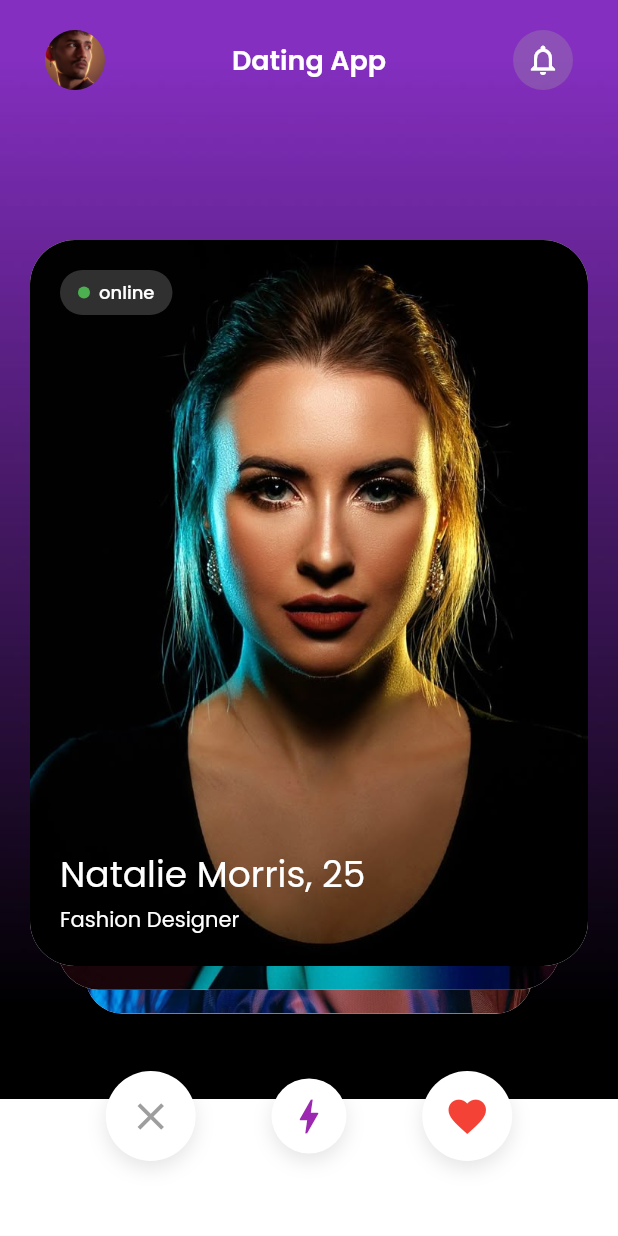
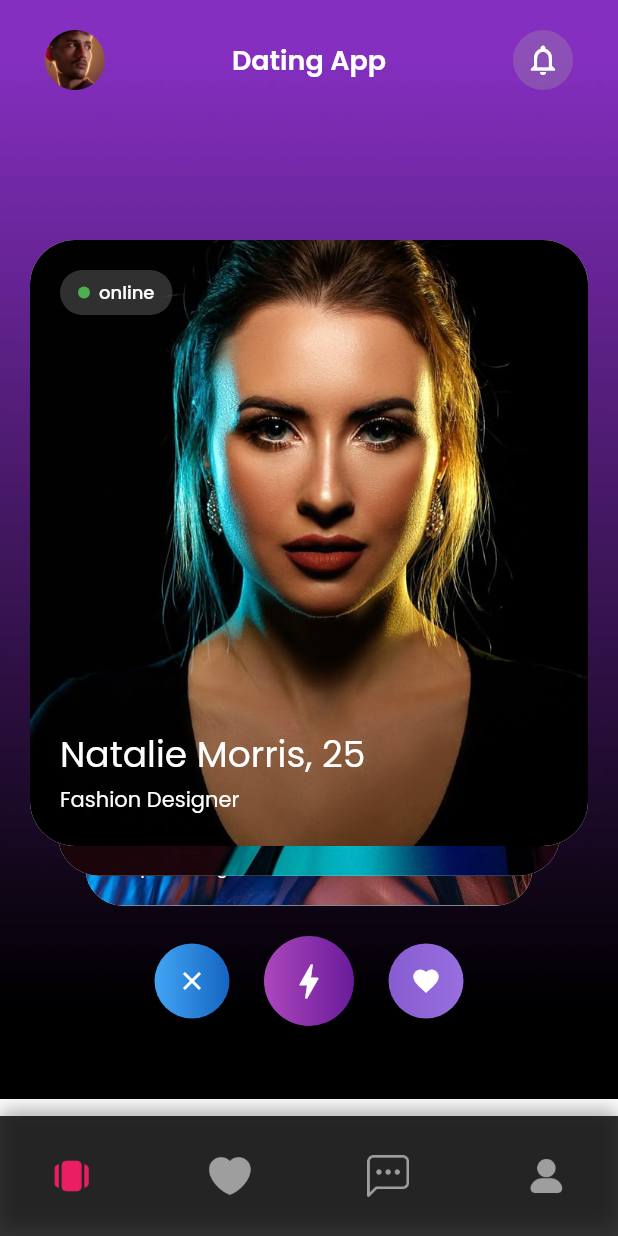
Before and after one commit to hipihapa/sw-dating-app, a Flutter app: the screen it shows after launch, on a phone screen of 412 x 824 dp. Run offline on Flutter 3.47's test engine with Material 3 defaults, Android fonts, the phone set to English and light mode, and no system bars; drawn by our look-alikes of flutter_card_swiper; our stand-ins replace google_fonts.

Commit message:
feat: Implement bottom navigation bar with a new Favorites screen and updated Home screen UI.

```diff
--- a/lib/screens/home_screen.dart
+++ b/lib/screens/home_screen.dart
@@ -4,9 +4,18 @@ import 'package:google_fonts/google_fonts.dart';
 import 'package:sw_dating_app/constants/profile_constants.dart';
 import 'package:sw_dating_app/resources/resources.dart';
 import 'package:sw_dating_app/widgets/profile_card.dart';
+import 'package:sw_dating_app/widgets/nav_bar_item.dart';
+import 'package:sw_dating_app/screens/favorites_screen.dart';
 
-class HomeScreen extends StatelessWidget {
+class HomeScreen extends StatefulWidget {
   const HomeScreen({super.key});
+
+  @override
+  State<HomeScreen> createState() => _HomeScreenState();
+}
+
+class _HomeScreenState extends State<HomeScreen> {
+  int _selectedIndex = 0;
 
   @override
   Widget build(BuildContext context) {
@@ -63,7 +72,7 @@ class HomeScreen extends StatelessWidget {
           top: 160,
           left: 20,
           right: 20,
-          bottom: 180,
+          bottom: 260,
           child: CardSwiper(
             cardsCount: ProfileConstants.sampleProfiles.length,
             cardBuilder:
@@ -85,17 +94,65 @@ class HomeScreen extends StatelessWidget {
 
         // swipe buttons
         Positioned(
-          bottom: 50,
-          left: 20,
-          right: 20,
+          bottom: 140,
+          left: 80,
+          right: 80,
           child: Row(
             mainAxisAlignment: MainAxisAlignment.spaceEvenly,
             children: [
+              Container(
+                width: 50,
+                height: 50,
+                decoration: BoxDecoration(
+                  shape: BoxShape.circle,
+                  gradient: LinearGradient(
+                    begin: AlignmentGeometry.topLeft,
+                    end: AlignmentGeometry.topRight,
+                    colors: [Colors.blue.shade400, Colors.blue.shade800],
+                  ),
+                  boxShadow: [
+                    BoxShadow(
+                      color: Colors.black.withValues(alpha: 0.1),
+                      blurRadius: 10,
+                      offset: const Offset(0, 5),
+                    ),
+                  ],
+                ),
+                child: const Icon(Icons.close, color: Colors.white, size: 20),
+              ),
               Container(
                 width: 60,
                 height: 60,
                 decoration: BoxDecoration(
                   shape: BoxShape.circle,
+                  gradient: LinearGradient(
+                    begin: AlignmentGeometry.topLeft,
+                    end: AlignmentGeometry.topRight,
+                    colors: [Colors.purple.shade400, Colors.purple.shade800],
+                  ),
+                  boxShadow: [
+                    BoxShadow(
+                      color: Colors.black.withValues(alpha: 0.1),
+                      blurRadius: 10,
+                      offset: const Offset(0, 5),
+                    ),
+                  ],
+                ),
+                child: const Icon(Icons.bolt, color: Colors.white, size: 30),
+              ),
+              Container(
+                width: 50,
+                height: 50,
+                decoration: BoxDecoration(
+                  shape: BoxShape.circle,
+                  gradient: LinearGradient(
+                    begin: AlignmentGeometry.topLeft,
+                    end: AlignmentGeometry.topRight,
+                    colors: [
+                      const Color.fromARGB(255, 135, 92, 208),
+                      const Color.fromARGB(255, 152, 111, 223),
+                    ],
+                  ),
                   color: Colors.white,
                   boxShadow: [
                     BoxShadow(
@@ -105,46 +162,78 @@ class HomeScreen extends StatelessWidget {
                     ),
                   ],
                 ),
-                child: const Icon(Icons.close, color: Colors.grey, size: 30),
-              ),
-              Container(
-                width: 50,
-                height: 50,
-                decoration: BoxDecoration(
-                  shape: BoxShape.circle,
+                child: const Icon(
+                  Icons.favorite,
                   color: Colors.white,
-                  boxShadow: [
-                    BoxShadow(
-                      color: Colors.black.withValues(alpha: 0.1),
-                      blurRadius: 10,
-                      offset: const Offset(0, 5),
-                    ),
-                  ],
+                  size: 20,
                 ),
-                child: const Icon(Icons.bolt, color: Colors.purple, size: 30),
-              ),
-              Container(
-                width: 60,
-                height: 60,
-                decoration: BoxDecoration(
-                  shape: BoxShape.circle,
-                  color: Colors.white,
-                  boxShadow: [
-                    BoxShadow(
-                      color: Colors.black.withValues(alpha: 0.1),
-                      blurRadius: 10,
-                      offset: const Offset(0, 5),
-                    ),
-                  ],
-                ),
-                child: const Icon(Icons.favorite, color: Colors.red, size: 30),
               ),
             ],
           ),
         ),
 
         // bottom navbar
+        Positioned(
+          bottom: 0,
+          left: 0,
+          right: 0,
+          child: Container(
+            height: 80,
+            decoration: BoxDecoration(
+              color: Colors.black.withValues(alpha: 0.8),
+              boxShadow: [
+                BoxShadow(
+                  color: Colors.black.withValues(alpha: 0.3),
+                  blurRadius: 10,
+                  offset: const Offset(0, -5),
+                ),
+              ],
+            ),
+            child: Row(
+              mainAxisAlignment: MainAxisAlignment.spaceEvenly,
+              children: [
+                NavBarItem(
+                  index: 0,
+                  selectedIndex: _selectedIndex,
+                  imagePath: Images.slideShow,
+                  onTap: () => setState(() => _selectedIndex = 0),
+                ),
 
+                SizedBox(width: 10),
+
+                NavBarItem(
+                  index: 1,
+                  selectedIndex: _selectedIndex,
+                  imagePath: Images.heart,
+                  onTap: () => Navigator.push(
+                    context,
+                    MaterialPageRoute(
+                      builder: (context) => const FavoritesScreen(),
+                    ),
+                  ),
+                ),
+
+                SizedBox(width: 10),
+
+                NavBarItem(
+                  index: 2,
+                  selectedIndex: _selectedIndex,
+                  imagePath: Images.chat,
+                  onTap: () => setState(() => _selectedIndex = 2),
+                ),
+
+                SizedBox(width: 10),
+
+                NavBarItem(
+                  index: 3,
+                  selectedIndex: _selectedIndex,
+                  imagePath: Images.user,
+                  onTap: () => setState(() => _selectedIndex = 3),
+                ),
+              ],
+            ),
+          ),
+        ),
       ],
     );
   }
--- a/lib/screens/match_screen.dart
+++ b/lib/screens/match_screen.dart
@@ -5,6 +5,8 @@ class MatchScreen extends StatelessWidget {
 
   @override
   Widget build(BuildContext context) {
-    return Center(child: Text("Match Screen"));
+    return Scaffold(
+
+    );
   }
 }
--- /dev/null
+++ b/lib/widgets/nav_bar_item.dart
@@ -0,0 +1,30 @@
+import 'package:flutter/material.dart';
+
+class NavBarItem extends StatelessWidget {
+  final int index;
+  final int selectedIndex;
+  final String imagePath;
+  final VoidCallback onTap;
+
+  const NavBarItem({
+    super.key,
+    required this.index,
+    required this.selectedIndex,
+    required this.imagePath,
+    required this.onTap,
+  });
+
+  @override
+  Widget build(BuildContext context) {
+    final isSelected = selectedIndex == index;
+    final color = isSelected ? Colors.pink : Colors.grey;
+
+    return GestureDetector(
+      onTap: onTap,
+      child: Column(
+        mainAxisAlignment: MainAxisAlignment.center,
+        children: [Image.asset(imagePath, width: 28, height: 28, color: color)],
+      ),
+    );
+  }
+}
```
Also changed, not shown: lib/screens/favorites_screen.dart (added, +131 -0 lines).
